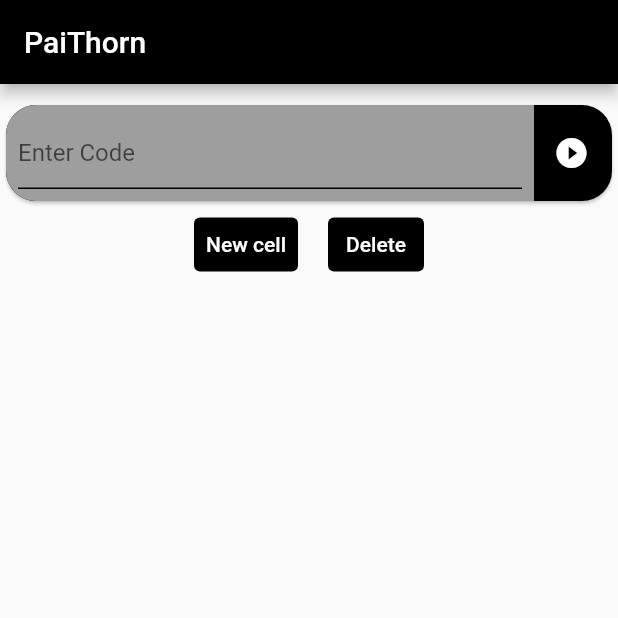
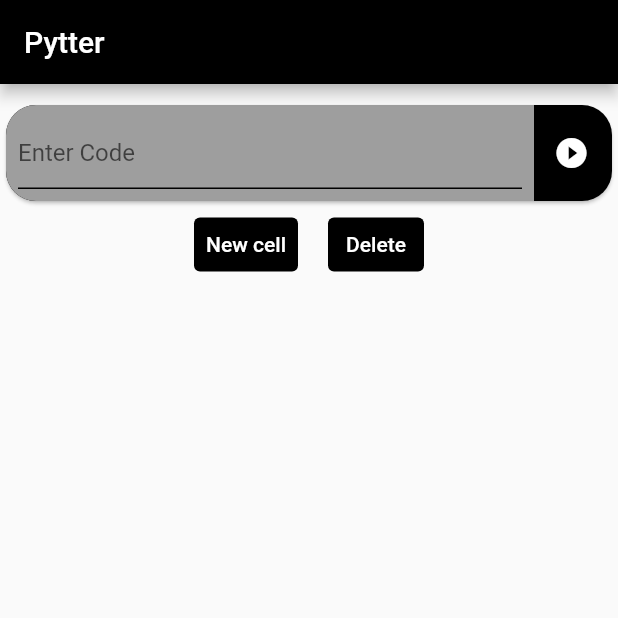
Before and after one commit to dev-Roshan-lab/pytter, a Flutter app: the screen it shows after launch, on a phone screen of 412 x 824 dp, the top half of it. Run offline on Flutter 3.47's test engine with Material 2 defaults, Android fonts, the phone set to English and light mode, and no system bars; missing offline and left inert: chaquopy.

Commit message:
Update home.dart

```diff
--- a/lib/pages/home.dart
+++ b/lib/pages/home.dart
@@ -41,7 +41,7 @@ class _HomePageState extends State<HomePage> {
     return Scaffold(
       appBar: AppBar(
         backgroundColor: Colors.black,
-        title: Text('PaiThorn'),
+        title: Text('Pytter'),
       ),
       body: Container(
         padding: EdgeInsets.only(top: 10),
```
